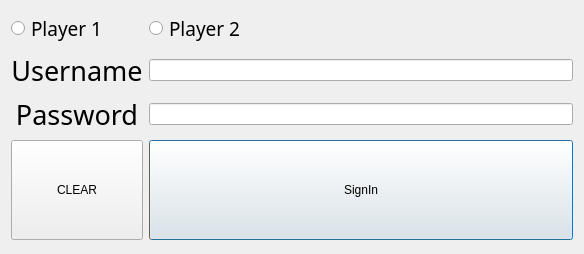
Above: Dep/ui/log_in_window.ui from Creator-K999/TicTacToe-GUI-VERSION before the change. Below: the same form after it.
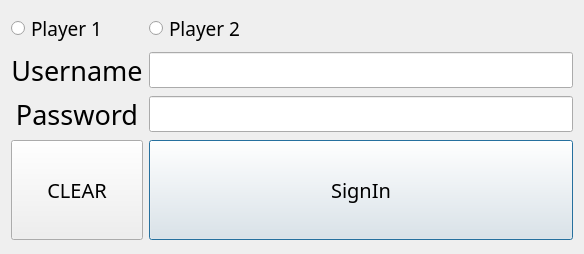
That is the form after the change.

Commit message: "Probably" finished the font changing system.

The edit to the form file:
```diff
--- a/Dep/ui/log_in_window.ui
+++ b/Dep/ui/log_in_window.ui
@@ -10,6 +10,12 @@
     <height>254</height>
    </rect>
   </property>
+  <property name="font">
+   <font>
+    <family>Poor Richard</family>
+    <pointsize>15</pointsize>
+   </font>
+  </property>
   <property name="windowTitle">
    <string>LogIn Window</string>
   </property>
```
The commit also changes 5 other files.
